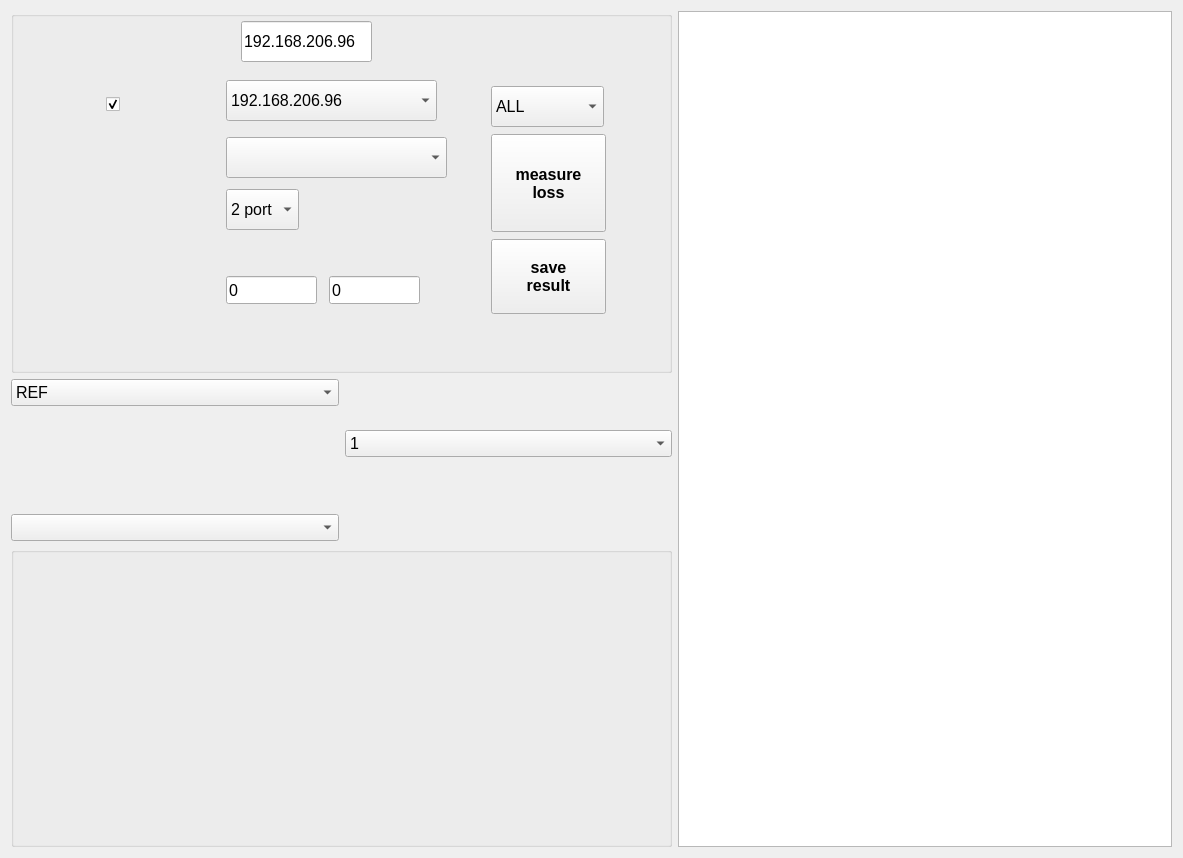
The window that widget.ui (cgub0021142/cableloss) describes before a commit, drawn with Qt 5.
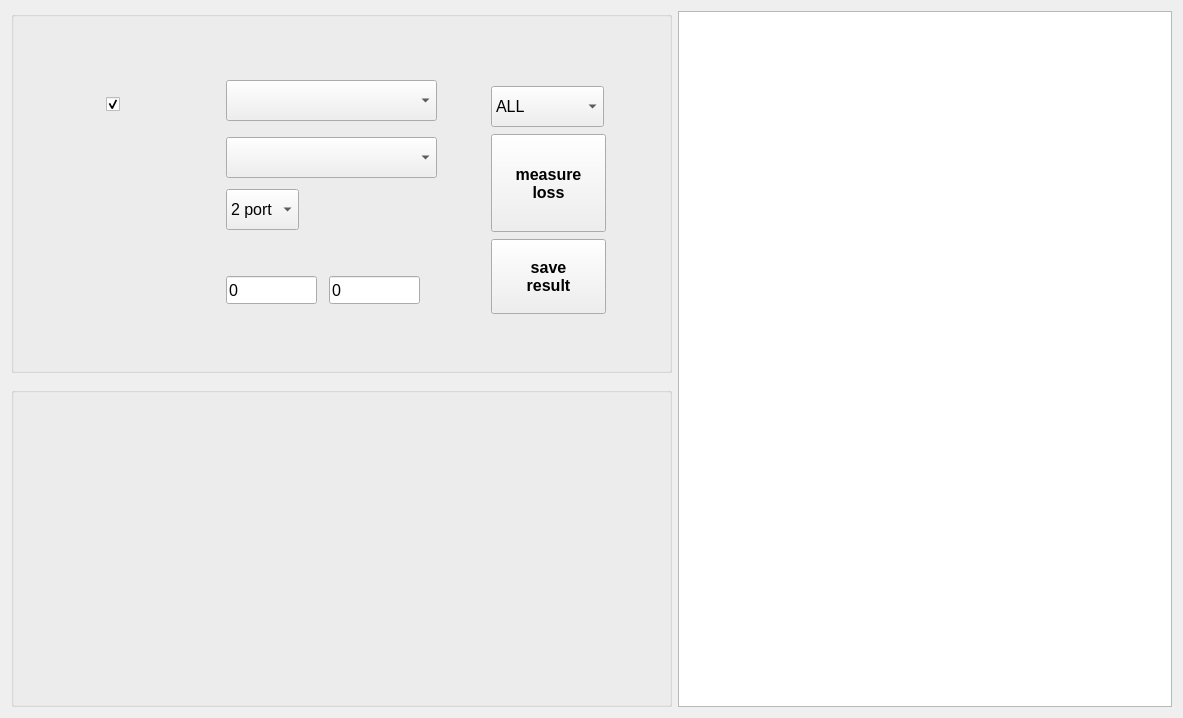
The same window after the commit. Icons and pictures are not drawn.

What changed in the file:
```diff
--- a/widget.ui
+++ b/widget.ui
@@ -7,7 +7,7 @@
     <x>0</x>
     <y>0</y>
     <width>1183</width>
-    <height>858</height>
+    <height>718</height>
    </rect>
   </property>
   <property name="font">
@@ -18,8 +18,8 @@
   <property name="windowTitle">
    <string>Widget</string>
   </property>
-  <layout class="QGridLayout" name="gridLayout_2">
-   <item row="0" column="0" colspan="2">
+  <layout class="QGridLayout" name="gridLayout">
+   <item row="0" column="0">
     <widget class="QGroupBox" name="gb_setting">
      <property name="sizePolicy">
       <sizepolicy hsizetype="Fixed" vsizetype="Fixed">
@@ -35,7 +35,7 @@
      </property>
      <property name="maximumSize">
       <size>
-       <width>800</width>
+       <width>99999</width>
        <height>16777215</height>
       </size>
      </property>
@@ -87,42 +87,6 @@
        </property>
       </item>
      </widget>
-     <widget class="QLineEdit" name="ip_destination">
-      <property name="geometry">
-       <rect>
-        <x>230</x>
-        <y>10</y>
-        <width>131</width>
-        <height>41</height>
-       </rect>
-      </property>
-      <property name="sizePolicy">
-       <sizepolicy hsizetype="Expanding" vsizetype="Fixed">
-        <horstretch>0</horstretch>
-        <verstretch>0</verstretch>
-       </sizepolicy>
-      </property>
-      <property name="minimumSize">
-       <size>
-        <width>131</width>
-        <height>41</height>
-       </size>
-      </property>
-      <property name="maximumSize">
-       <size>
-        <width>999</width>
-        <height>999</height>
-       </size>
-      </property>
-      <property name="font">
-       <font>
-        <pointsize>12</pointsize>
-       </font>
-      </property>
-      <property name="text">
-       <string>192.168.206.96</string>
-      </property>
-     </widget>
      <widget class="QComboBox" name="cbo_total_port">
       <property name="geometry">
        <rect>
@@ -266,7 +230,7 @@
        <rect>
         <x>215</x>
         <y>126</y>
-        <width>221</width>
+        <width>211</width>
         <height>41</height>
        </rect>
       </property>
@@ -318,20 +282,15 @@
         <pointsize>12</pointsize>
        </font>
       </property>
-      <item>
-       <property name="text">
-        <string>192.168.206.96</string>
-       </property>
-      </item>
      </widget>
     </widget>
    </item>
-   <item row="0" column="2" rowspan="5">
+   <item row="0" column="1" rowspan="3">
     <widget class="QTableView" name="tableView">
      <property name="minimumSize">
       <size>
-       <width>0</width>
-       <height>0</height>
+       <width>300</width>
+       <height>682</height>
       </size>
      </property>
      <attribute name="horizontalHeaderDefaultSectionSize">
@@ -345,10 +304,23 @@
      </attribute>
     </widget>
    </item>
-   <item row="4" column="0" colspan="2">
+   <item row="1" column="0">
+    <spacer name="verticalSpacer">
+     <property name="orientation">
+      <enum>Qt::Vertical</enum>
+     </property>
+     <property name="sizeHint" stdset="0">
+      <size>
+       <width>20</width>
+       <height>0</height>
+      </size>
+     </property>
+    </spacer>
+   </item>
+   <item row="2" column="0">
     <widget class="QGroupBox" name="gb_connection">
      <property name="sizePolicy">
-      <sizepolicy hsizetype="Expanding" vsizetype="Preferred">
+      <sizepolicy hsizetype="Fixed" vsizetype="Fixed">
        <horstretch>0</horstretch>
        <verstretch>0</verstretch>
       </sizepolicy>
@@ -356,13 +328,13 @@
      <property name="minimumSize">
       <size>
        <width>313</width>
-       <height>300</height>
+       <height>320</height>
       </size>
      </property>
      <property name="maximumSize">
       <size>
        <width>800</width>
-       <height>400</height>
+       <height>9999</height>
       </size>
      </property>
      <property name="font">
@@ -388,68 +360,6 @@
      </property>
     </widget>
    </item>
-   <item row="1" column="0">
-    <widget class="QComboBox" name="ANT_num">
-     <property name="font">
-      <font>
-       <pointsize>12</pointsize>
-      </font>
-     </property>
-     <item>
-      <property name="text">
-       <string>REF</string>
-      </property>
-     </item>
-     <item>
-      <property name="text">
-       <string>ANT1</string>
-      </property>
-     </item>
-     <item>
-      <property name="text">
-       <string>ANT2</string>
-      </property>
-     </item>
-     <item>
-      <property name="text">
-       <string>ANT3</string>
-      </property>
-     </item>
-     <item>
-      <property name="text">
-       <string>ANT4</string>
-      </property>
-     </item>
-    </widget>
-   </item>
-   <item row="1" column="1" rowspan="2">
-    <widget class="QComboBox" name="vsa_port">
-     <property name="font">
-      <font>
-       <pointsize>12</pointsize>
-      </font>
-     </property>
-     <item>
-      <property name="text">
-       <string>1</string>
-      </property>
-     </item>
-     <item>
-      <property name="text">
-       <string>5</string>
-      </property>
-     </item>
-    </widget>
-   </item>
-   <item row="3" column="0">
-    <widget class="QComboBox" name="vsg_port">
-     <property name="font">
-      <font>
-       <pointsize>12</pointsize>
-      </font>
-     </property>
-    </widget>
-   </item>
   </layout>
  </widget>
  <layoutdefault spacing="6" margin="11"/>
```
Left out of the diff: 2 changed lines with no effect on the pictures.
